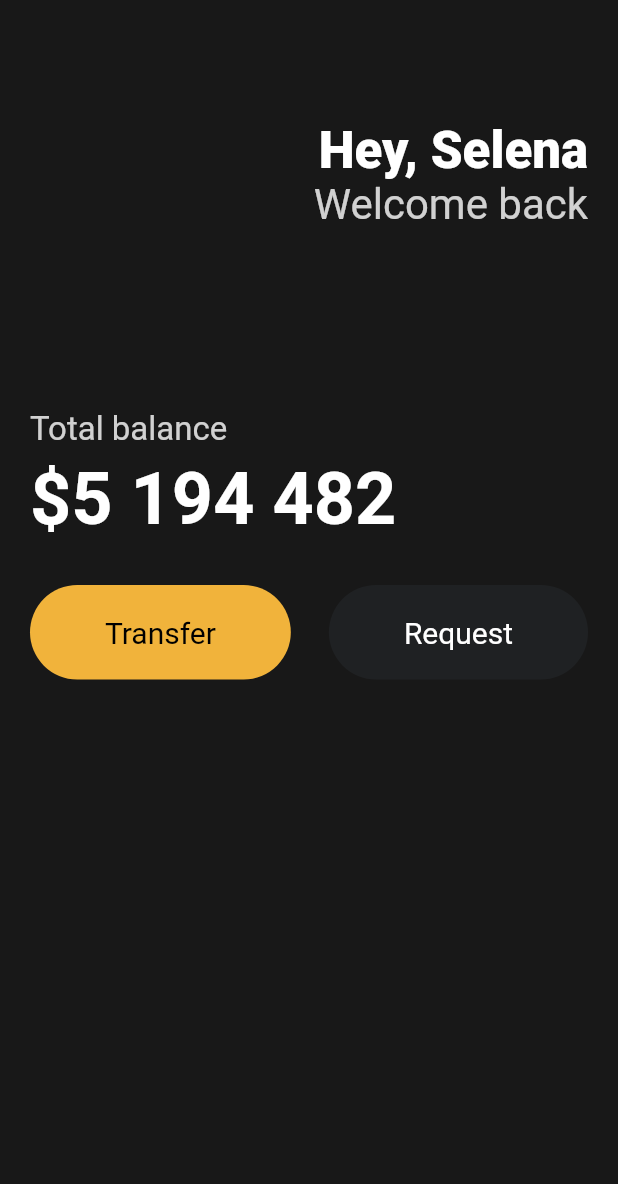
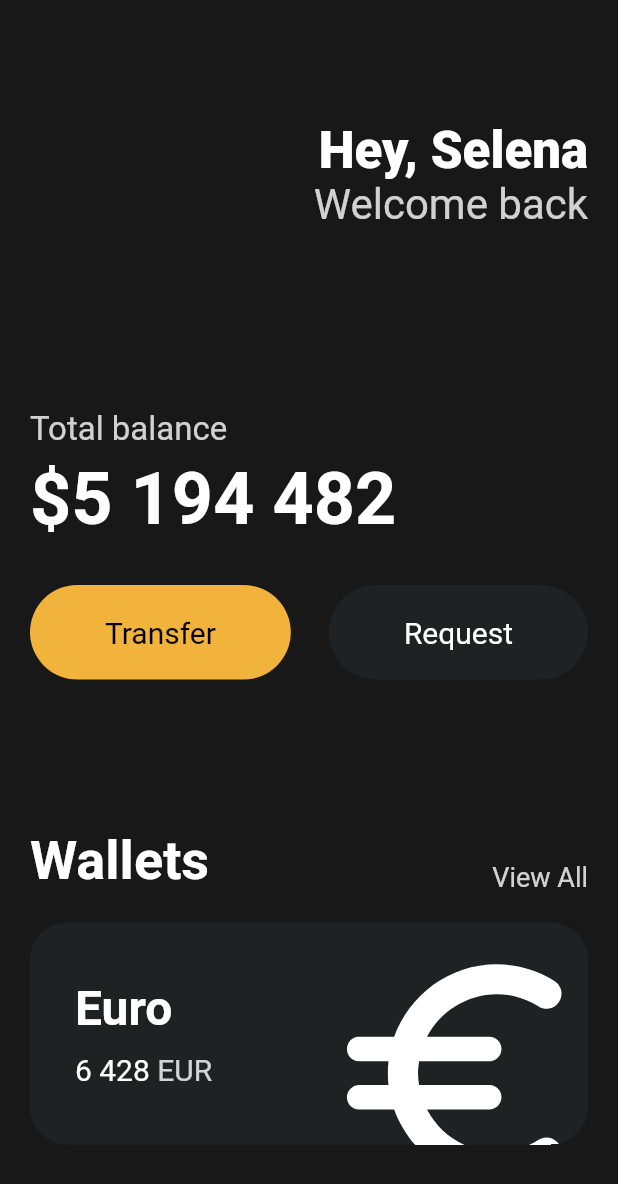
Before and after one commit to kisyam/dart_tour, a Flutter app: the screen it shows after launch, on a phone screen of 412 x 824 dp. Shown: the top 1184 px of the screen. Run offline on Flutter 3.47's test engine with Material 2 defaults, Android fonts, the phone set to English and light mode, and no system bars.

Commit message:
Reusable Cards

```diff
--- a/lib/main.dart
+++ b/lib/main.dart
@@ -83,6 +83,94 @@ class App extends StatelessWidget {
                     ),
                   ],
                 ),
+                const SizedBox(
+                  height: 100,
+                ),
+                Row(
+                  crossAxisAlignment: CrossAxisAlignment.end,
+                  mainAxisAlignment: MainAxisAlignment.spaceBetween,
+                  children: [
+                    const Text(
+                      'Wallets',
+                      style: TextStyle(
+                        color: Colors.white,
+                        fontSize: 36,
+                        fontWeight: FontWeight.w600,
+                      ),
+                    ),
+                    Text(
+                      'View All',
+                      style: TextStyle(
+                          color: Colors.white.withOpacity(0.8), fontSize: 18),
+                    ),
+                  ],
+                ),
+                const SizedBox(
+                  height: 20,
+                ),
+                Container(
+                  clipBehavior: Clip.hardEdge,
+                  decoration: BoxDecoration(
+                    color: const Color(0xFF1F2123),
+                    borderRadius: BorderRadius.circular(25),
+                  ),
+                  child: Padding(
+                    padding: const EdgeInsets.all(30),
+                    child: Row(
+                      mainAxisAlignment: MainAxisAlignment.spaceBetween,
+                      children: [
+                        Column(
+                          crossAxisAlignment: CrossAxisAlignment.start,
+                          children: [
+                            const Text(
+                              'Euro',
+                              style: TextStyle(
+                                color: Colors.white,
+                                fontSize: 32,
+                                fontWeight: FontWeight.w600,
+                              ),
+                            ),
+                            const SizedBox(
+                              height: 10,
+                            ),
+                            Row(
+                              children: [
+                                const Text(
+                                  '6 428',
+                                  style: TextStyle(
+                                    color: Colors.white,
+                                    fontSize: 20,
+                                  ),
+                                ),
+                                const SizedBox(
+                                  width: 5,
+                                ),
+                                Text(
+                                  'EUR',
+                                  style: TextStyle(
+                                    color: Colors.white.withOpacity(0.8),
+                                    fontSize: 20,
+                                  ),
+                                ),
+                              ],
+                            )
+                          ],
+                        ),
+                        Transform.scale(
+                          scale: 2.2,
+                          child: Transform.translate(
+                            offset: const Offset(-5, 12),
+                            child: const Icon(
+                              Icons.euro_rounded,
+                              color: Colors.white,
+                              size: 88,
+                            ),
+                          ),
+                        )
+                      ],
+                    ),
+                  ),
+                ),
               ],
             ),
           )),
```
